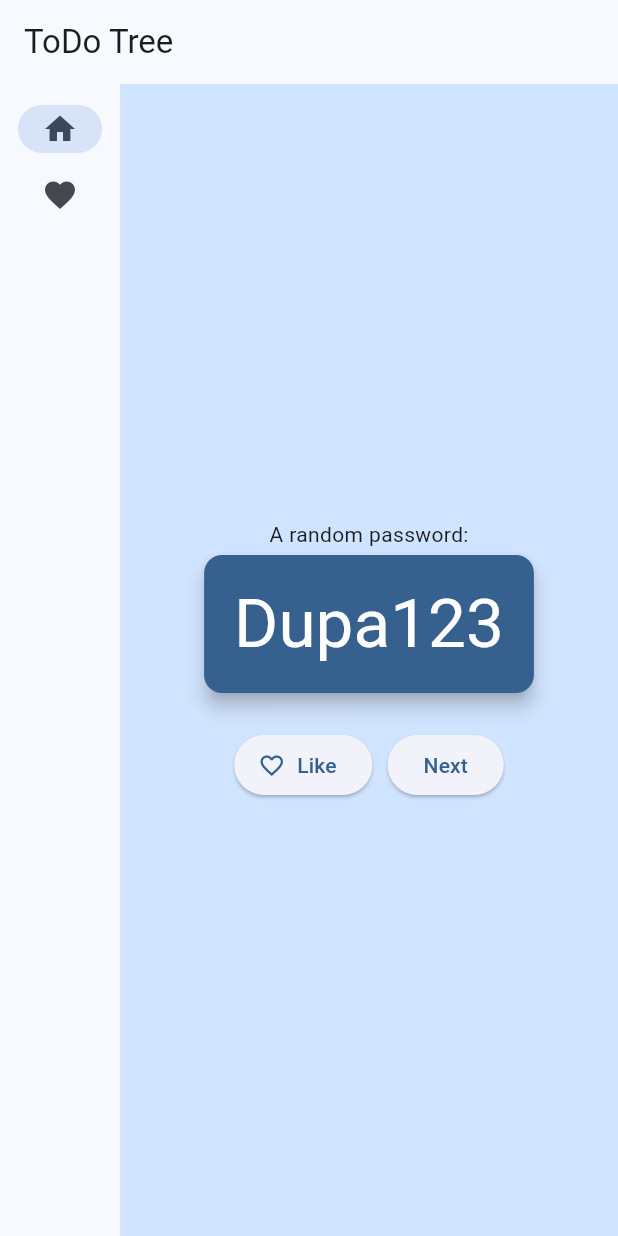
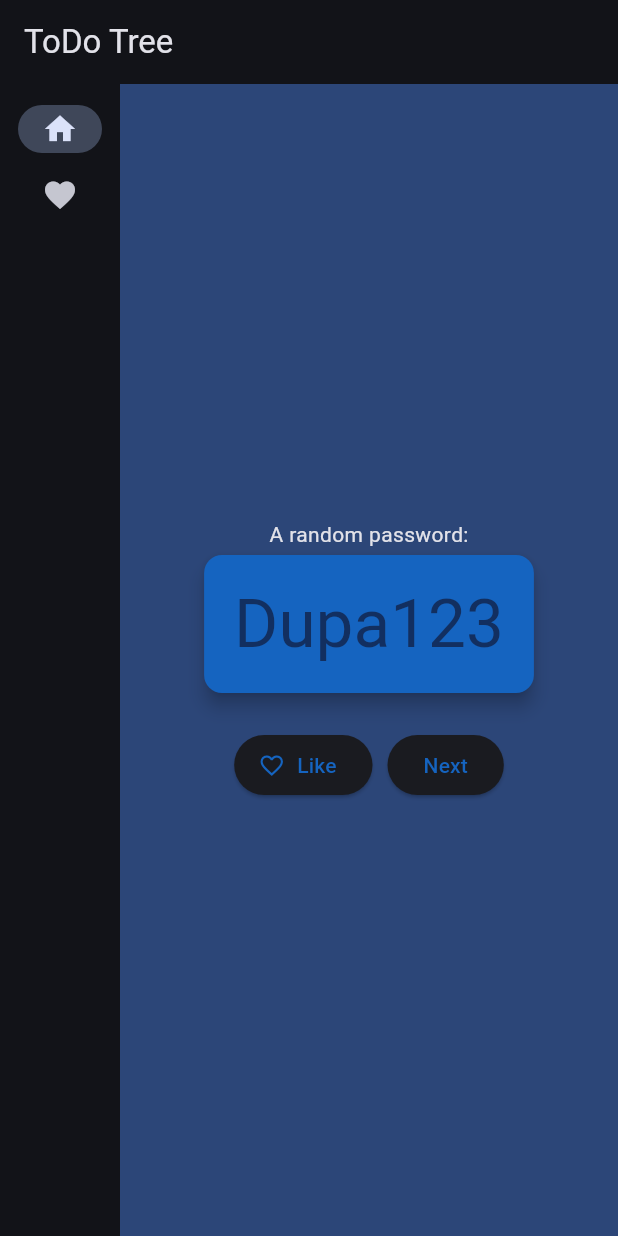
Before and after one commit to igrek51/todotree, a Flutter app: the screen it shows after launch, on a phone screen of 412 x 824 dp. Run offline on Flutter 3.47's test engine with Material 3 defaults, Android fonts, the phone set to English and light mode, and no system bars; missing offline and left inert: window_manager.

Commit message:
Set dark theme

```diff
--- a/lib/app.dart
+++ b/lib/app.dart
@@ -16,9 +16,15 @@ class MyApp extends StatelessWidget {
         title: 'ToDo Tree',
         theme: ThemeData(
           useMaterial3: true,
-          colorScheme: ColorScheme.fromSeed(seedColor: Colors.blue),
+          colorScheme: ColorScheme.fromSeed(
+            brightness: Brightness.dark,
+            seedColor: Color(0xFF134DA3),
+            primary: Color(0xFF1564C0),
+            secondary: Color(0xFF6E9AE9),
+          ),
         ),
         home: AppScaffold(),
+        themeMode: ThemeMode.dark,
         debugShowCheckedModeBanner: false,
       ),
     );
```
